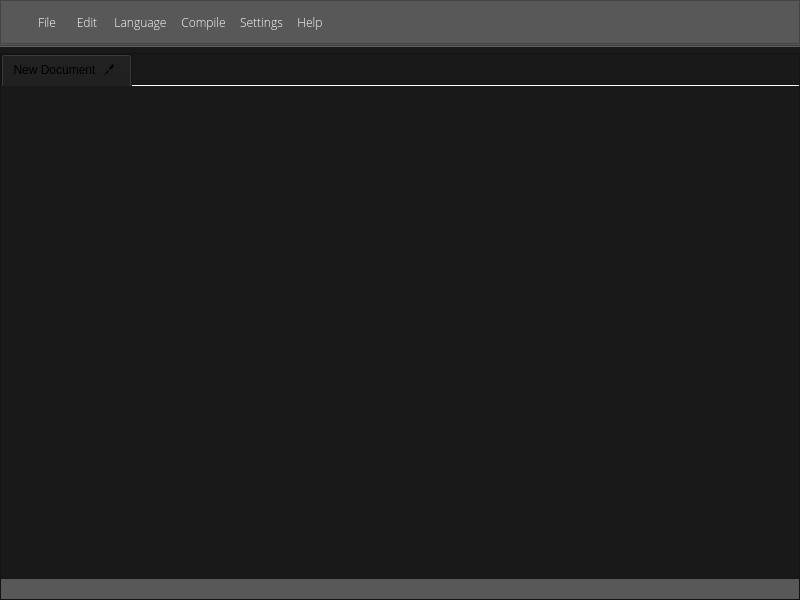
ez80/TitaniumIDE, file mainwindow.ui: the form before one commit.
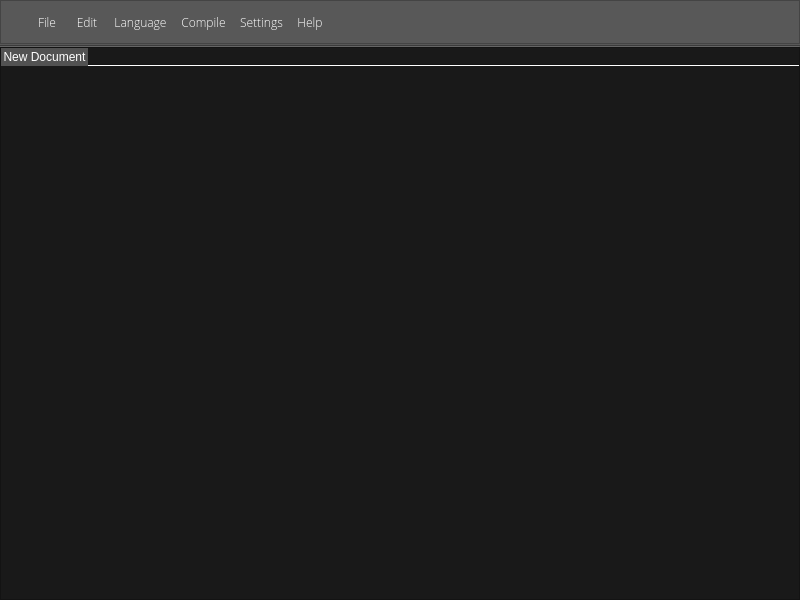
The form after the commit. Icons and pictures are not drawn.

Commit message: Working on new theme for tabs

The edit to the form file:
```diff
--- a/mainwindow.ui
+++ b/mainwindow.ui
@@ -132,6 +132,9 @@
     <property name="bottomMargin">
      <number>0</number>
     </property>
+    <property name="spacing">
+     <number>0</number>
+    </property>
     <item row="0" column="0">
      <widget class="QFrame" name="frame">
       <property name="sizePolicy">
@@ -718,34 +721,38 @@
         <number>0</number>
        </property>
        <property name="spacing">
-        <number>0</number>
+        <number>6</number>
        </property>
-       <item row="1" column="0">
-        <widget class="QFrame" name="frame_3">
-         <property name="minimumSize">
-          <size>
-           <width>0</width>
-           <height>20</height>
-          </size>
-         </property>
-         <property name="styleSheet">
-          <string notr="true">background-color:rgb(88, 88, 88);</string>
-         </property>
-         <property name="frameShape">
-          <enum>QFrame::NoFrame</enum>
-         </property>
-         <property name="frameShadow">
-          <enum>QFrame::Sunken</enum>
-         </property>
-        </widget>
-       </item>
        <item row="0" column="0">
         <widget class="QTabWidget" name="tabWidget">
+         <property name="sizePolicy">
+          <sizepolicy hsizetype="Preferred" vsizetype="Preferred">
+           <horstretch>0</horstretch>
+           <verstretch>0</verstretch>
+          </sizepolicy>
+         </property>
          <property name="focusPolicy">
           <enum>Qt::StrongFocus</enum>
          </property>
          <property name="styleSheet">
-          <string notr="true">border:none;</string>
+          <string notr="true">
+/* Style the tab using the tab sub-control. Note that
+    it reads QTabBar _not_ QTabWidget */
+QTabBar::tab {
+    background:rgb(57, 57, 56);
+    border-style:groove;
+    border-left:none;
+    border-right:1px;
+    color:white;
+    min-width: 40ex;
+    padding: 2px;
+	font-family:&quot;Open Sans&quot;;
+}
+
+QTabBar::tab:selected {
+    background:rgb(82, 82, 82);
+}
+</string>
          </property>
          <property name="currentIndex">
           <number>0</number>
@@ -757,7 +764,7 @@
           <bool>true</bool>
          </property>
          <property name="tabsClosable">
-          <bool>true</bool>
+          <bool>false</bool>
          </property>
          <property name="movable">
           <bool>true</bool>
```
The commit also changes 2 other files.
